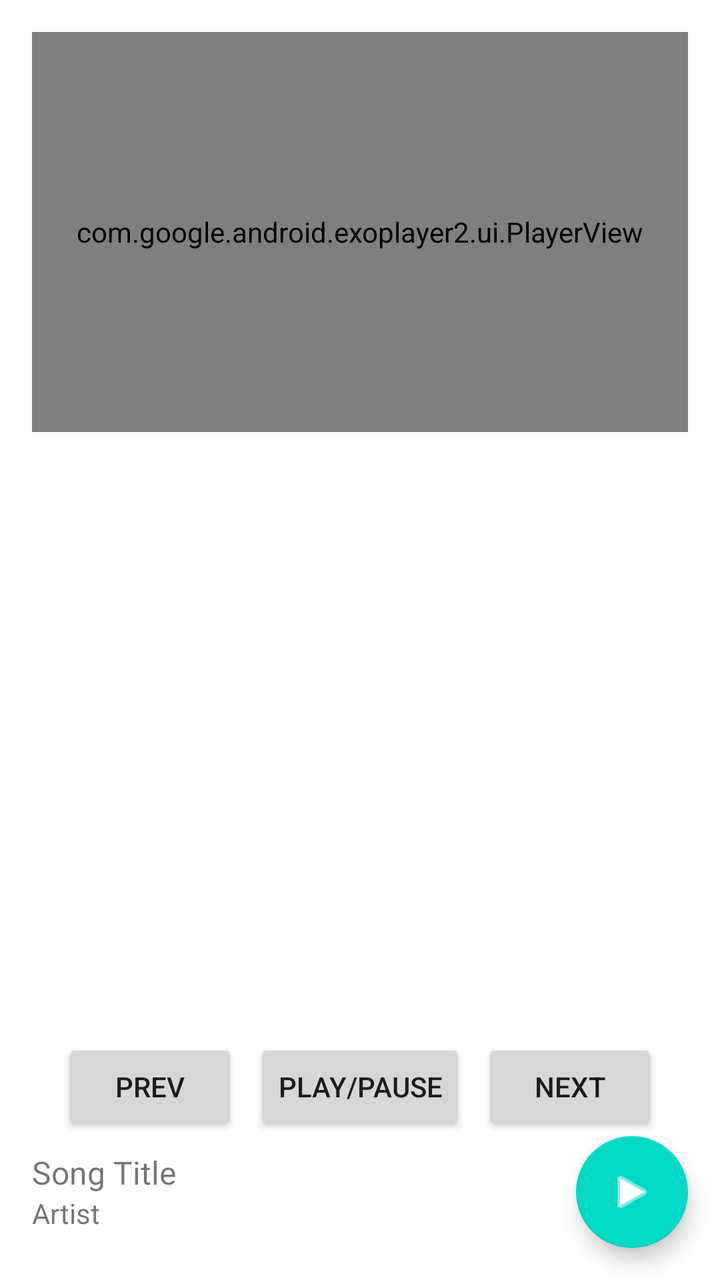
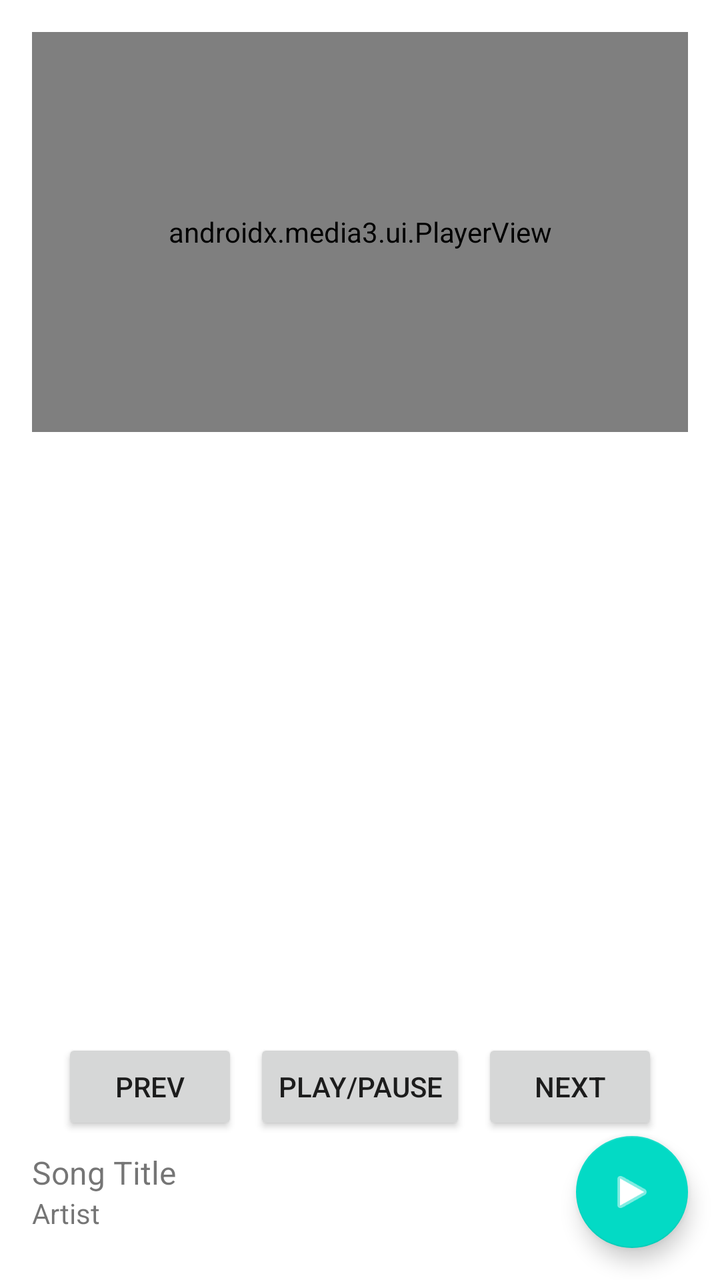

Screens rendered from an Android XML layout before and after an edit, with the pre-edit source and the edit as a unified diff.
<!-- AndroidManifest.xml: activity theme Theme.MyApplication.NoActionBar -->
<!-- res/layout/activity_main.xml -->
<?xml version="1.0" encoding="utf-8"?>
<FrameLayout xmlns:android="http://schemas.android.com/apk/res/android"
    xmlns:app="http://schemas.android.com/apk/res-auto"
    android:layout_width="match_parent"
    android:layout_height="match_parent">

    
    <LinearLayout
        android:orientation="vertical"
        android:layout_width="match_parent"
        android:layout_height="match_parent"
        android:padding="16dp">

        
        <com.google.android.exoplayer2.ui.PlayerView
            android:id="@+id/playerView"
            android:layout_width="match_parent"
            android:layout_height="200dp"
            app:show_buffering="when_playing"
            app:use_controller="false" />

        
        <androidx.recyclerview.widget.RecyclerView
            android:id="@+id/recyclerView"
            android:layout_width="match_parent"
            android:layout_height="0dp"
            android:layout_weight="1"
            android:paddingTop="8dp"/>

        
        <LinearLayout
            android:orientation="horizontal"
            android:layout_width="match_parent"
            android:layout_height="wrap_content"
            android:gravity="center"
            android:paddingTop="8dp">

            <Button
                android:id="@+id/prevButton"
                android:layout_width="wrap_content"
                android:layout_height="wrap_content"
                android:text="Prev" />

            <Button
                android:id="@+id/playPauseButton"
                android:layout_width="wrap_content"
                android:layout_height="wrap_content"
                android:text="Play/Pause"
                android:layout_marginStart="8dp"
                android:layout_marginEnd="8dp" />

            <Button
                android:id="@+id/nextButton"
                android:layout_width="wrap_content"
                android:layout_height="wrap_content"
                android:text="Next" />
        </LinearLayout>

        
        <TextView
            android:id="@+id/bottomSongTitle"
            android:layout_width="match_parent"
            android:layout_height="wrap_content"
            android:text="Song Title"
            android:textSize="16sp"
            android:paddingTop="8dp"/>

        <TextView
            android:id="@+id/bottomSongArtist"
            android:layout_width="match_parent"
            android:layout_height="wrap_content"
            android:text="Artist"
            android:textSize="14sp"
            android:paddingBottom="8dp"/>
    </LinearLayout>

    
    <com.google.android.material.floatingactionbutton.FloatingActionButton
        android:id="@+id/fab"
        android:layout_width="wrap_content"
        android:layout_height="wrap_content"
        android:layout_gravity="bottom|end"
        android:layout_margin="16dp"
        android:src="@android:drawable/ic_media_play"
        app:tint="@android:color/white" />

</FrameLayout>
<!-- resources referenced by this layout -->
<resources>
  <style name="Theme.MyApplication.NoActionBar">
          <item name="windowActionBar">false</item>
          <item name="windowNoTitle">true</item>
      </style>
</resources>

<!-- the commit's change to res/layout/activity_main.xml (unified diff, before → after) -->
@@ -12,7 +12,7 @@
         android:padding="16dp">
 
         
-        <com.google.android.exoplayer2.ui.PlayerView
+        <androidx.media3.ui.PlayerView
             android:id="@+id/playerView"
             android:layout_width="match_parent"
             android:layout_height="200dp"
